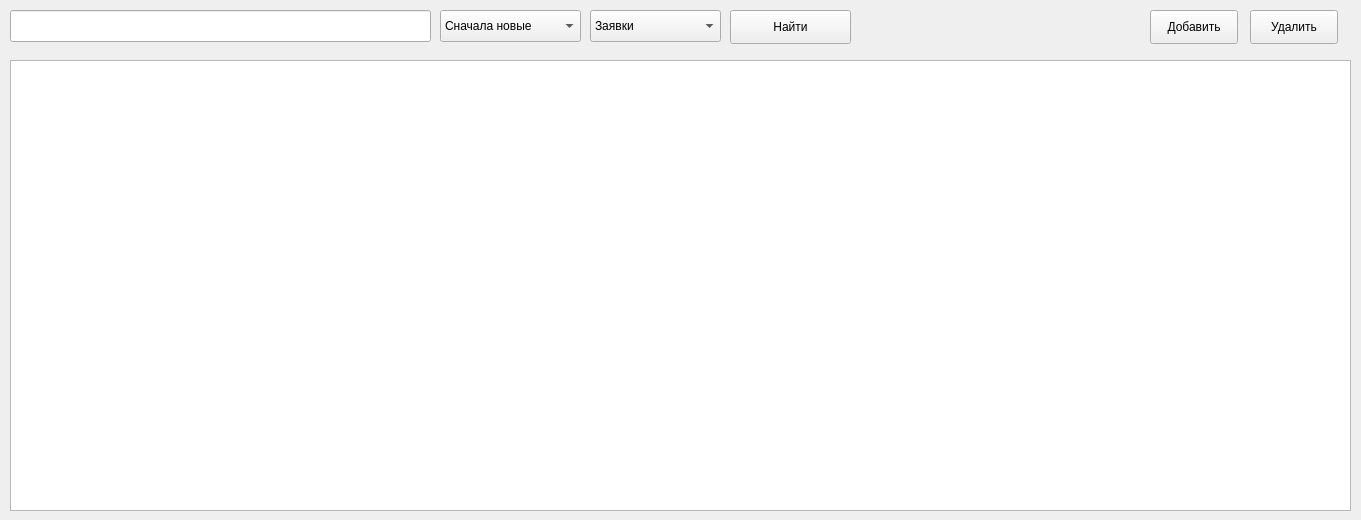
Traunquilizer/DB_UI, file SearchWin.ui: the form before one commit.
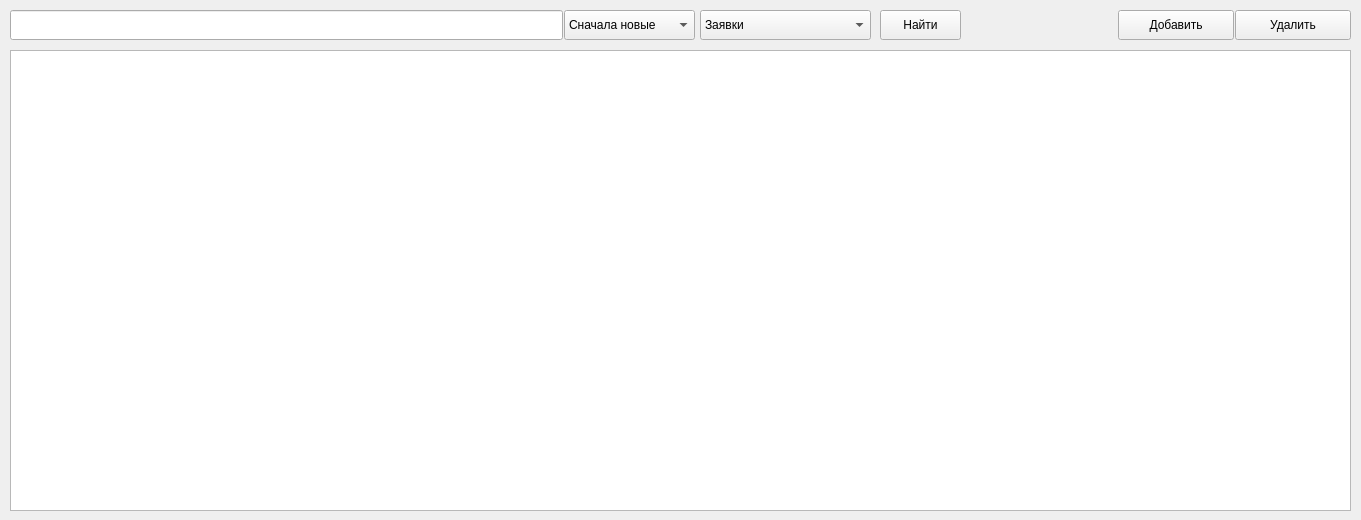
The form after the commit.

Commit message: Added window for adding new records, minor interface changes  Committer: traunquilizer <traun@TraunQuilizer>

Diff of the .ui file:
```diff
--- a/SearchWin.ui
+++ b/SearchWin.ui
@@ -16,10 +16,10 @@
   <widget class="QPushButton" name="search_button">
    <property name="geometry">
     <rect>
-     <x>730</x>
+     <x>880</x>
      <y>10</y>
-     <width>121</width>
-     <height>34</height>
+     <width>81</width>
+     <height>30</height>
     </rect>
    </property>
    <property name="text">
@@ -31,8 +31,8 @@
     <rect>
      <x>10</x>
      <y>10</y>
-     <width>421</width>
-     <height>32</height>
+     <width>553</width>
+     <height>30</height>
     </rect>
    </property>
    <property name="inputMethodHints">
@@ -42,10 +42,10 @@
   <widget class="QComboBox" name="comboBox_search_where">
    <property name="geometry">
     <rect>
-     <x>590</x>
+     <x>700</x>
      <y>10</y>
-     <width>131</width>
-     <height>32</height>
+     <width>171</width>
+     <height>30</height>
     </rect>
    </property>
    <property name="whatsThis">
@@ -86,9 +86,9 @@
    <property name="geometry">
     <rect>
      <x>10</x>
-     <y>60</y>
+     <y>50</y>
      <width>1341</width>
-     <height>451</height>
+     <height>461</height>
     </rect>
    </property>
    <property name="alternatingRowColors">
@@ -116,10 +116,10 @@
   <widget class="QPushButton" name="add_button">
    <property name="geometry">
     <rect>
-     <x>1150</x>
+     <x>1118</x>
      <y>10</y>
-     <width>88</width>
-     <height>34</height>
+     <width>116</width>
+     <height>30</height>
     </rect>
    </property>
    <property name="text">
@@ -129,10 +129,10 @@
   <widget class="QComboBox" name="comboBox_sort">
    <property name="geometry">
     <rect>
-     <x>440</x>
+     <x>564</x>
      <y>10</y>
-     <width>141</width>
-     <height>32</height>
+     <width>131</width>
+     <height>30</height>
     </rect>
    </property>
    <property name="whatsThis">
@@ -152,10 +152,10 @@
   <widget class="QPushButton" name="delete_button">
    <property name="geometry">
     <rect>
-     <x>1250</x>
+     <x>1235</x>
      <y>10</y>
-     <width>88</width>
-     <height>34</height>
+     <width>116</width>
+     <height>30</height>
     </rect>
    </property>
    <property name="text">
```
Left out of the diff: 2 changed lines with no effect on the pictures. The commit also changes 6 other files.
